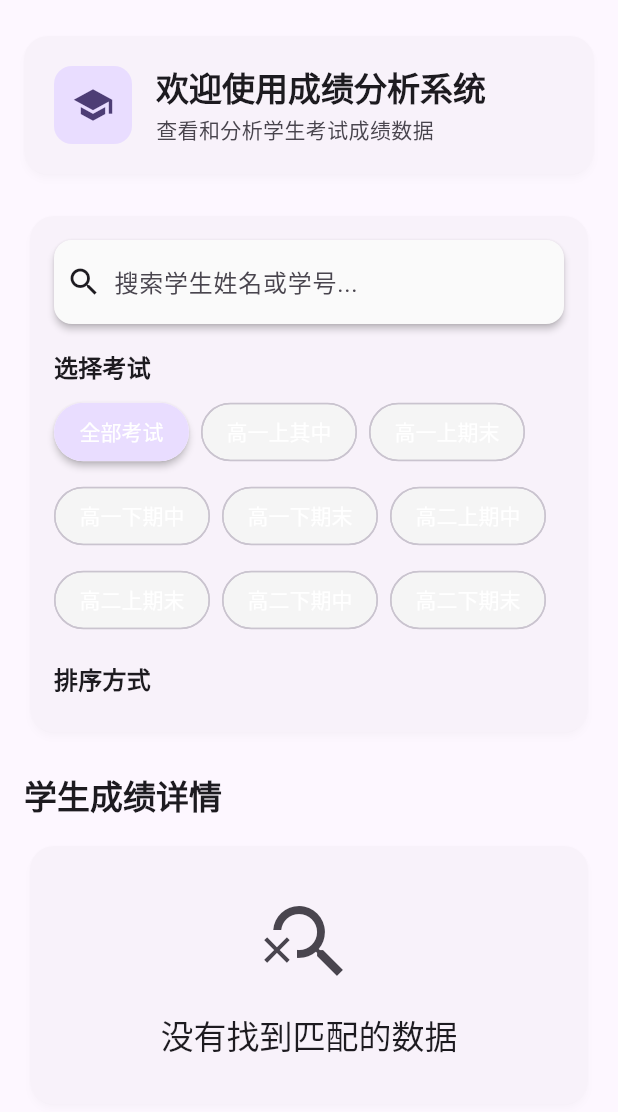
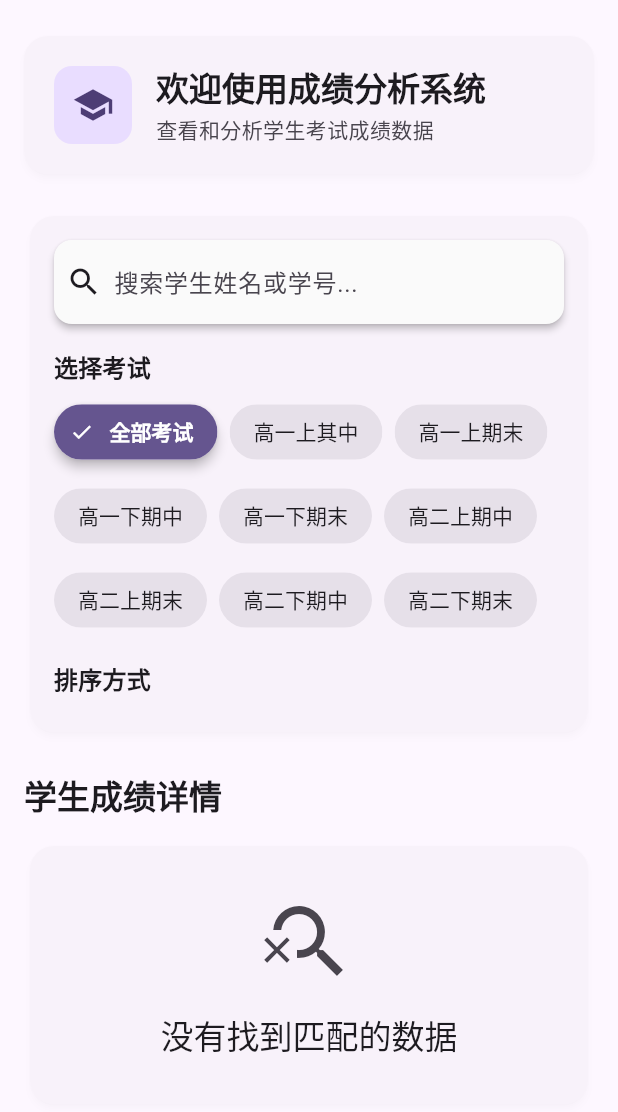
Before and after one commit to NailFec/shyc_ssd, a Flutter app: the screen it shows after launch, on a phone screen of 412 x 824 dp, the part 72-1184 px from its top. Run offline on Flutter 3.47's test engine with Material 3 defaults, Android fonts, the phone set to English and light mode, and no system bars; our stand-ins replace csv; Roboto replaces fonts that are missing (PingFang SC, Microsoft YaHei, sans-serif).

Commit message:
small modify on styles

```diff
--- a/lib/main.dart
+++ b/lib/main.dart
@@ -52,9 +52,13 @@ class MyApp extends StatelessWidget {
             shape: RoundedRectangleBorder(
               borderRadius: BorderRadius.circular(20),
             ),
-            backgroundColor: Colors.grey.shade100,
-            selectedColor: const Color(0xFF6750A4).withValues(alpha: 0.2),
-            labelStyle: const TextStyle(fontSize: 14),
+            backgroundColor: const Color(0xFF6750A4).withValues(alpha: 0.08),
+            selectedColor: const Color(0xFF6750A4),
+            labelStyle: const TextStyle(fontSize: 14, fontWeight: FontWeight.w500),
+            side: BorderSide.none,
+            elevation: 0,
+            pressElevation: 2,
+            showCheckmark: false,
           ),
           elevatedButtonTheme: ElevatedButtonThemeData(
             style: ElevatedButton.styleFrom(
--- a/lib/widgets/search_and_filter.dart
+++ b/lib/widgets/search_and_filter.dart
@@ -118,15 +118,36 @@ class _FilterChip extends StatelessWidget {
 
   @override
   Widget build(BuildContext context) {
+    final colorScheme = Theme.of(context).colorScheme;
+
     return FilterChip(
-      label: Text(label),
+      label: Text(
+        label,
+        style: TextStyle(
+          color: selected
+            ? colorScheme.onPrimary
+            : colorScheme.onSurface,
+          fontWeight: selected ? FontWeight.w600 : FontWeight.w500,
+          fontSize: 14,
+        ),
+      ),
       selected: selected,
       onSelected: onSelected,
       showCheckmark: false,
-      selectedColor: Theme.of(context).colorScheme.primaryContainer,
-      checkmarkColor: Theme.of(context).colorScheme.onPrimaryContainer,
-      elevation: selected ? 2 : 0,
-      pressElevation: 4,
+      selectedColor: colorScheme.primary,
+      backgroundColor: colorScheme.surfaceContainerHighest,
+      checkmarkColor: colorScheme.onPrimary,
+      elevation: selected ? 3 : 0,
+      pressElevation: 6,
+      side: BorderSide.none,
+      shape: RoundedRectangleBorder(
+        borderRadius: BorderRadius.circular(20),
+      ),
+      avatar: selected ? Icon(
+        Icons.check,
+        size: 16,
+        color: colorScheme.onPrimary,
+      ) : null,
     );
   }
 }
```
